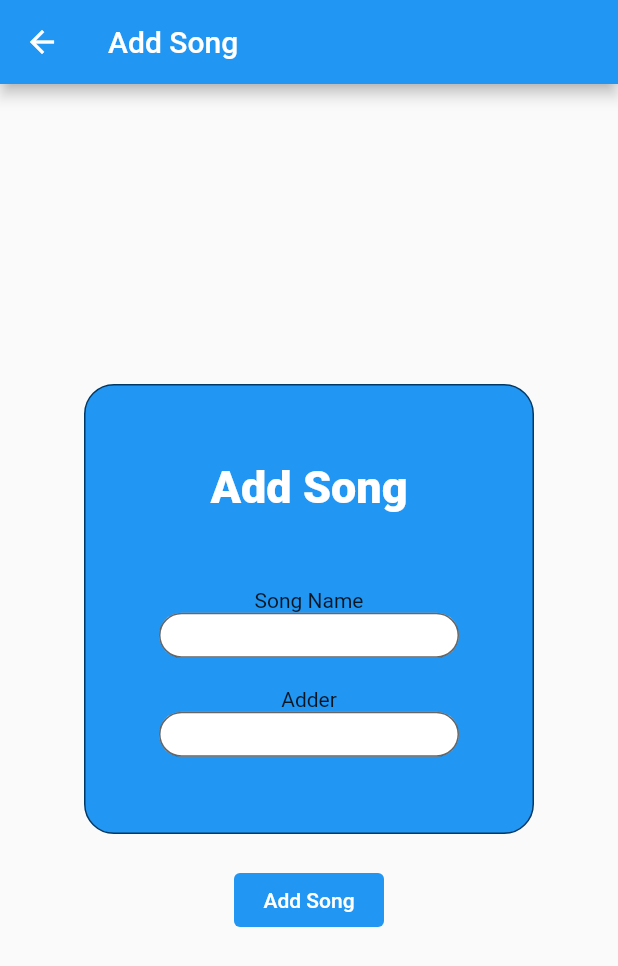
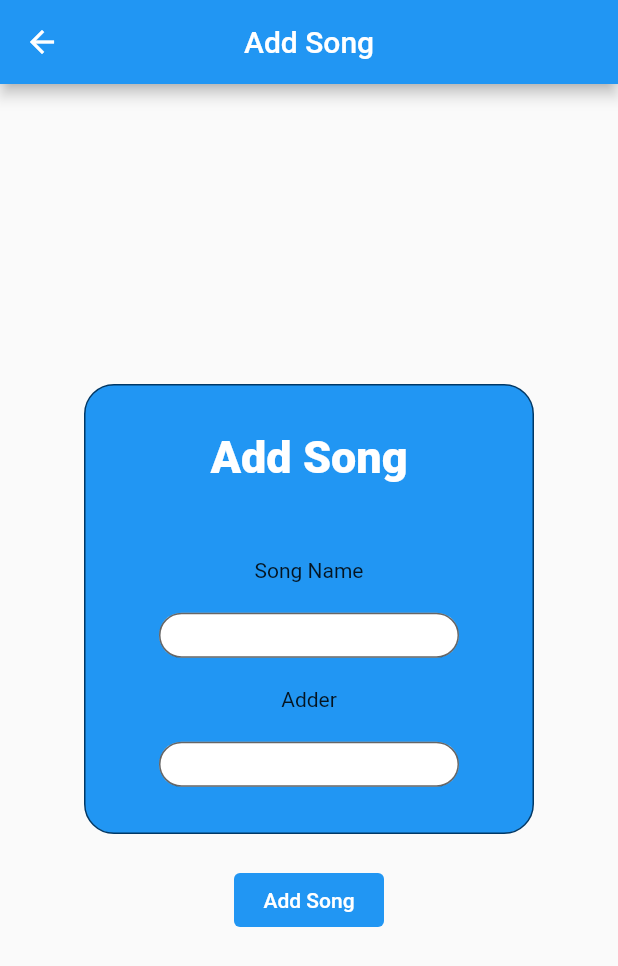
Before and after one commit to yusufmsabeh/Dart-Files, a Flutter app: the screen it shows after launch, after a tap on "Add Song", on a phone screen of 412 x 824 dp. Shown: the top 966 px of the screen. Run offline on Flutter 3.47's test engine with Material 2 defaults, Android fonts, the light colour scheme and no system bars; missing offline and left inert: dart:ffi.

Commit message:
rework homepage design

```diff
--- a/flutterProjects/qit/lib/addSongScreen.dart
+++ b/flutterProjects/qit/lib/addSongScreen.dart
@@ -13,7 +13,10 @@ class AddSong extends StatelessWidget {
     // TODO: implement build
 
     return Scaffold(
-      appBar: AppBar(title: Text("Add Song")),
+      appBar: AppBar(
+        title: Text("Add Song"),
+        centerTitle: true,
+      ),
       body: Center(
         child: Column(mainAxisAlignment: MainAxisAlignment.center, children: [
           Container(
@@ -35,6 +38,9 @@ class AddSong extends StatelessWidget {
               ),
               Text("Song Name"),
               SizedBox(
+                height: 20,
+              ),
+              SizedBox(
                 width: width,
                 height: hieght,
                 child: TextField(
@@ -50,6 +56,9 @@ class AddSong extends StatelessWidget {
                 height: 20,
               ),
               Text("Adder"),
+              SizedBox(
+                height: 20,
+              ),
               SizedBox(
                   height: hieght,
                   width: width,
--- a/flutterProjects/qit/lib/my-first-ui.dart
+++ b/flutterProjects/qit/lib/my-first-ui.dart
@@ -7,9 +7,95 @@ class myFirstUI extends StatelessWidget {
       "https://media.istockphoto.com/photos/sunrise-on-a-lake-picture-id1043560968?s=612x612";
   double width = 170;
   double hight = 170;
+  double imageWith = 170;
+  double imageHieght = 170;
   @override
   Widget build(BuildContext context) {
     // TODO: implement build
+
+    return Scaffold(
+      appBar: AppBar(
+        centerTitle: true,
+        title: Text("HomePage"),
+      ),
+      body: Center(
+        child: Column(
+          mainAxisAlignment: MainAxisAlignment.center,
+          children: [
+            Image.asset(
+              "assets/mainIcon.png",
+              width: imageWith,
+              height: imageHieght,
+            ),
+            SizedBox(
+              height: 20,
+            ),
+            Container(
+              width: 300,
+              padding: EdgeInsets.all(20),
+              decoration: BoxDecoration(
+                  borderRadius: BorderRadius.circular(20),
+                  color: Colors.blue,
+                  border: Border.all(color: Color.fromARGB(255, 0, 56, 102))),
+              child: Column(children: [
+                Row(
+                  children: [
+                    Text(
+                      "USER NAME :",
+                      style: TextStyle(
+                          fontSize: 15,
+                          fontWeight: FontWeight.bold,
+                          color: Colors.white),
+                    ),
+                    SizedBox(
+                      width: 10,
+                    ),
+                    Text(
+                      "Yusuf Abo Msabeh",
+                      style: TextStyle(fontWeight: FontWeight.bold),
+                    )
+                  ],
+                ),
+                SizedBox(
+                  height: 20,
+                ),
+                Row(
+                  children: [
+                    Text(
+                      "USER'S SONGS :",
+                      style: TextStyle(
+                          fontSize: 15,
+                          fontWeight: FontWeight.bold,
+                          color: Colors.white),
+                    ),
+                    SizedBox(
+                      width: 10,
+                    ),
+                    Text(
+                      "50",
+                      style: TextStyle(fontWeight: FontWeight.bold),
+                    )
+                  ],
+                ),
+              ]),
+            ),
+            SizedBox(
+              height: 10,
+            ),
+            TextButton(
+              onPressed: () {
+                Navigator.push(context,
+                    MaterialPageRoute(builder: (context) => AddSong()));
+              },
+              child: Text("Add Song"),
+              style: ButtonStyle(
+                  foregroundColor: MaterialStateProperty.all(Colors.white),
+                  backgroundColor: MaterialStateProperty.all(Colors.blue)),
+            )
+          ],
+        ),
+      ),
+    );
 
     // return Scaffold(
     //     appBar: AppBar(
@@ -132,60 +218,64 @@ class myFirstUI extends StatelessWidget {
     //   ),
     // );
 
-    return Scaffold(
-      appBar: AppBar(title: Text("This The AppBar")),
-      body: Column(mainAxisAlignment: MainAxisAlignment.center, children: [
-        Row(
-          mainAxisAlignment: MainAxisAlignment.center,
-          children: [
-            Expanded(
-              child: Column(
-                children: [
-                  Image.network(
-                    ImageUrl,
-                    width: width,
-                    height: hight,
-                  ),
-                  // ignore: prefer_const_constructors
-                  Text(
-                    "Swian",
-                    style: TextStyle(color: Colors.blue),
-                  )
-                ],
-              ),
-            ),
-            Expanded(
-              child: Column(
-                children: [
-                  Image.network(
-                    ImageUrl,
-                    width: width,
-                    height: hight,
-                  ),
-                  Text(
-                    "Swain",
-                    style: TextStyle(color: Colors.blue),
-                  )
-                ],
-              ),
-            )
-          ],
-        ),
-        SizedBox(
-          height: 20,
-        ),
-        Text(
-          "Yusuf Abu Msabeh",
-          style: TextStyle(color: Colors.blue),
-        ),
-        TextButton(
-            onPressed: () {
-              Navigator.push(
-                  context, MaterialPageRoute(builder: (context) => AddSong()));
-            },
-            child: Text("Add Song"))
-      ]),
-    );
+    //--------------------------------------
+    // june/24 lec   MAZODA
+    //--------------------------------------
+
+    // return Scaffold(
+    //   appBar: AppBar(title: Text("This The AppBar"), centerTitle: true),
+    //   body: Column(mainAxisAlignment: MainAxisAlignment.center, children: [
+    //     Row(
+    //       mainAxisAlignment: MainAxisAlignment.center,
+    //       children: [
+    //         Expanded(
+    //           child: Column(
+    //             children: [
+    //               Image.network(
+    //                 ImageUrl,
+    //                 width: width,
+    //                 height: hight,
+    //               ),
+    //               // ignore: prefer_const_constructors
+    //               Text(
+    //                 "Swian",
+    //                 style: TextStyle(color: Colors.blue),
+    //               )
+    //             ],
+    //           ),
+    //         ),
+    //         Expanded(
+    //           child: Column(
+    //             children: [
+    //               Image.network(
+    //                 ImageUrl,
+    //                 width: width,
+    //                 height: hight,
+    //               ),
+    //               Text(
+    //                 "Swain",
+    //                 style: TextStyle(color: Colors.blue),
+    //               )
+    //             ],
+    //           ),
+    //         )
+    //       ],
+    //     ),
+    //     SizedBox(
+    //       height: 20,
+    //     ),
+    //     Text(
+    //       "Yusuf Abu Msabeh",
+    //       style: TextStyle(color: Colors.blue),
+    //     ),
+    //     TextButton(
+    //         onPressed: () {
+    //           Navigator.push(
+    //               context, MaterialPageRoute(builder: (context) => AddSong()));
+    //         },
+    //         child: Text("Add Song"))
+    //   ]),
+    // );
 
     // return Scaffold(
     //   appBar: AppBar(title: Text("This the appbar")),
--- a/flutterProjects/qit/pubspec.yaml
+++ b/flutterProjects/qit/pubspec.yaml
@@ -61,6 +61,7 @@ flutter:
   assets:
   - assets/lol.jpg
   - assets/lol2.jpg
+  - assets/mainIcon.png
     # - images/a_dot_burr.jpeg
     # - images/a_dot_ham.jpeg
 
```
Also changed, not shown: flutterProjects/qit/assets/mainIcon.png (added).
